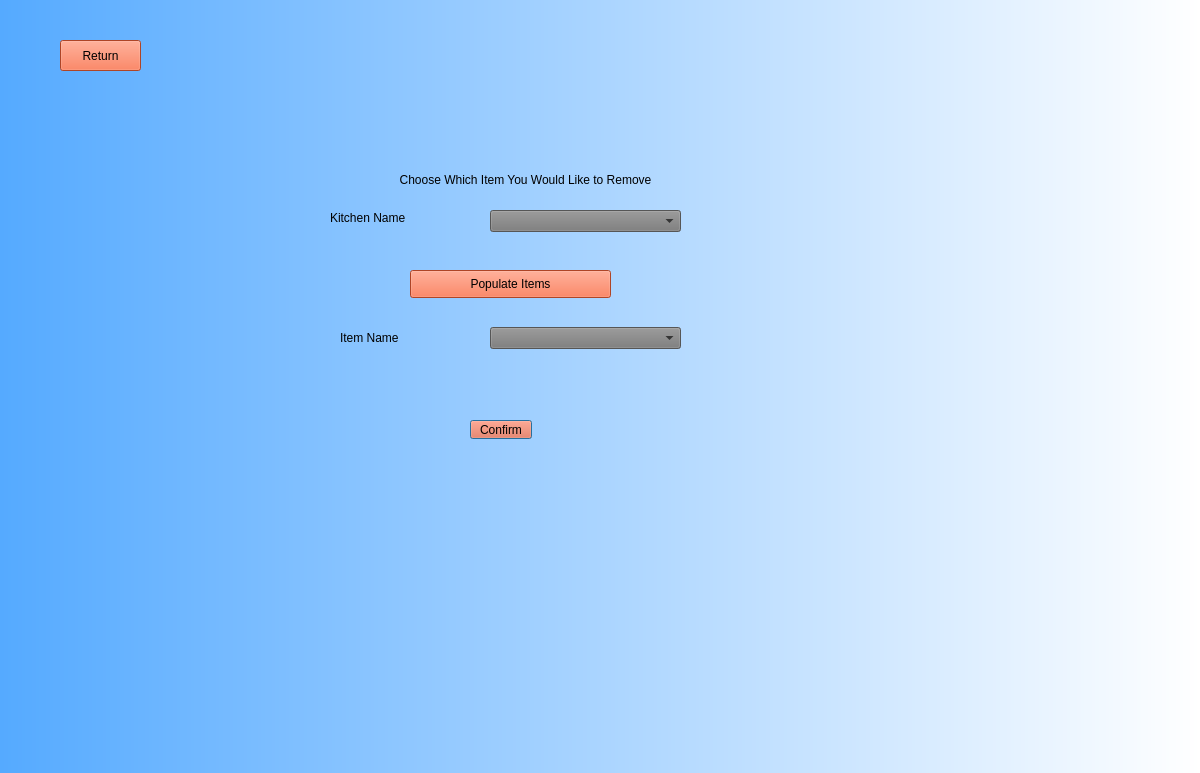
YY0NII/DeskFood, file Frontend/KitchenRemoveItem.ui: the form before one commit.
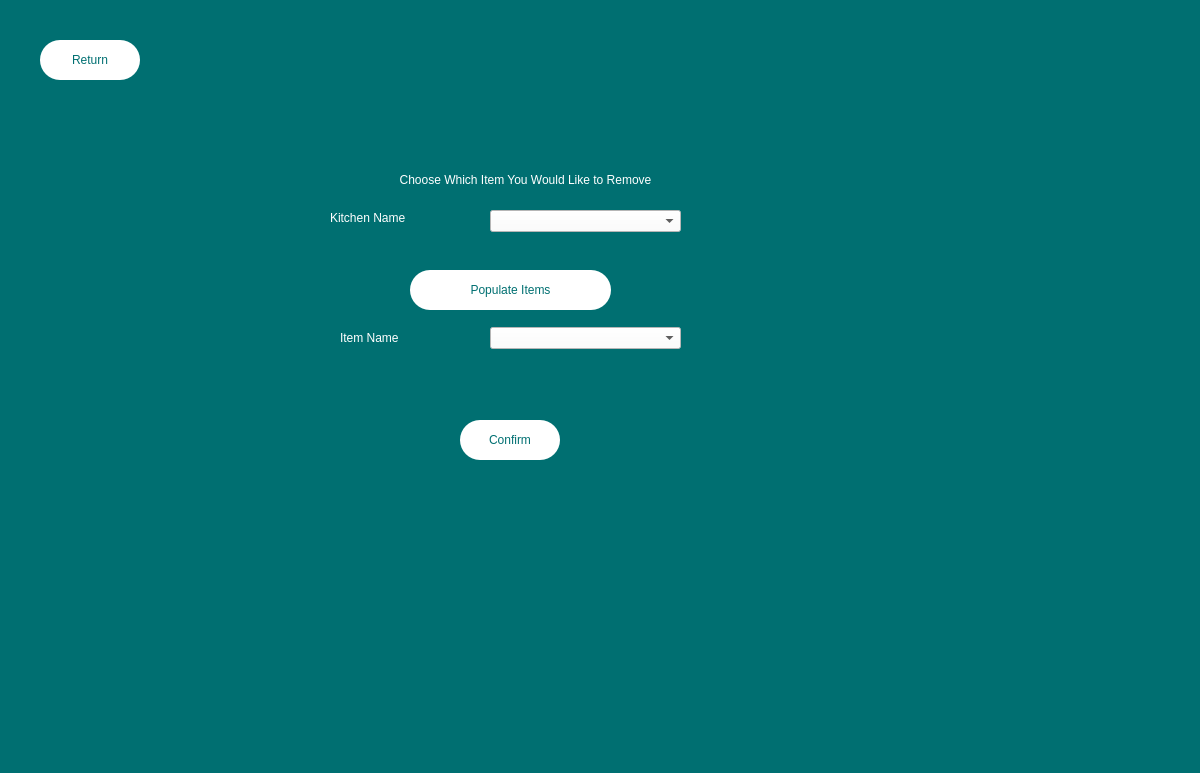
The form after the commit.

```diff
--- a/Frontend/KitchenRemoveItem.ui
+++ b/Frontend/KitchenRemoveItem.ui
@@ -14,7 +14,9 @@
    <string>Dialog</string>
   </property>
   <property name="styleSheet">
-   <string notr="true">background-color: qlineargradient(spread:pad, x1:0, y1:0, x2:1, y2:0, stop:0 rgba(85, 170, 255, 255), stop:1 rgba(255, 255, 255, 255));</string>
+   <string notr="true">background-color:rgb(0, 111, 113);
+font: 87 12pt &quot;Arial Black&quot;;
+color: rgb(255, 255, 255);</string>
   </property>
   <widget class="QLabel" name="label">
    <property name="geometry">
@@ -70,14 +72,15 @@
   <widget class="QPushButton" name="ConfirmButton">
    <property name="geometry">
     <rect>
-     <x>470</x>
+     <x>460</x>
      <y>420</y>
-     <width>62</width>
-     <height>19</height>
+     <width>100</width>
+     <height>40</height>
     </rect>
    </property>
    <property name="styleSheet">
-    <string notr="true">background-color: rgb(244, 96, 54);</string>
+    <string notr="true">background-color: rgb(255, 255, 255);border-radius:20px;
+color:rgb(0, 111, 113);</string>
    </property>
    <property name="text">
     <string>Confirm</string>
@@ -86,14 +89,15 @@
   <widget class="QPushButton" name="ReturnButton">
    <property name="geometry">
     <rect>
-     <x>60</x>
+     <x>40</x>
      <y>40</y>
-     <width>81</width>
-     <height>31</height>
+     <width>100</width>
+     <height>40</height>
     </rect>
    </property>
    <property name="styleSheet">
-    <string notr="true">background-color: rgb(244, 96, 54);</string>
+    <string notr="true">background-color: rgb(255, 255, 255);border-radius:20px;
+color:rgb(0, 111, 113);</string>
    </property>
    <property name="text">
     <string>Return</string>
@@ -109,7 +113,8 @@
     </rect>
    </property>
    <property name="styleSheet">
-    <string notr="true">background-color: rgb(121, 121, 121);</string>
+    <string notr="true">background-color: rgb(255, 255, 255);
+color: rgb(0, 0, 0);</string>
    </property>
   </widget>
   <widget class="QComboBox" name="itemBox">
@@ -122,7 +127,8 @@
     </rect>
    </property>
    <property name="styleSheet">
-    <string notr="true">background-color: rgb(121, 121, 121);</string>
+    <string notr="true">background-color: rgb(255, 255, 255);
+color: rgb(0, 0, 0);</string>
    </property>
   </widget>
   <widget class="QPushButton" name="fillBTN">
@@ -131,11 +137,12 @@
      <x>410</x>
      <y>270</y>
      <width>201</width>
-     <height>28</height>
+     <height>40</height>
     </rect>
    </property>
    <property name="styleSheet">
-    <string notr="true">background-color: rgb(244, 96, 54);</string>
+    <string notr="true">background-color: rgb(255, 255, 255);border-radius:20px;
+color:rgb(0, 111, 113);</string>
    </property>
    <property name="text">
     <string>Populate Items</string>
```
